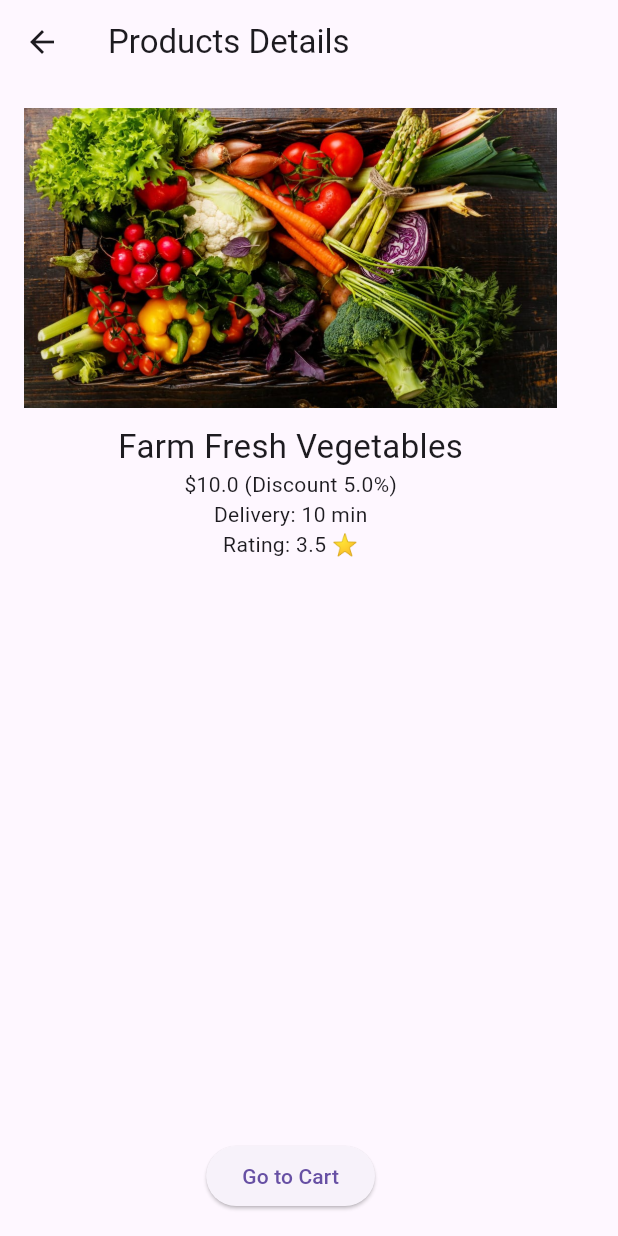
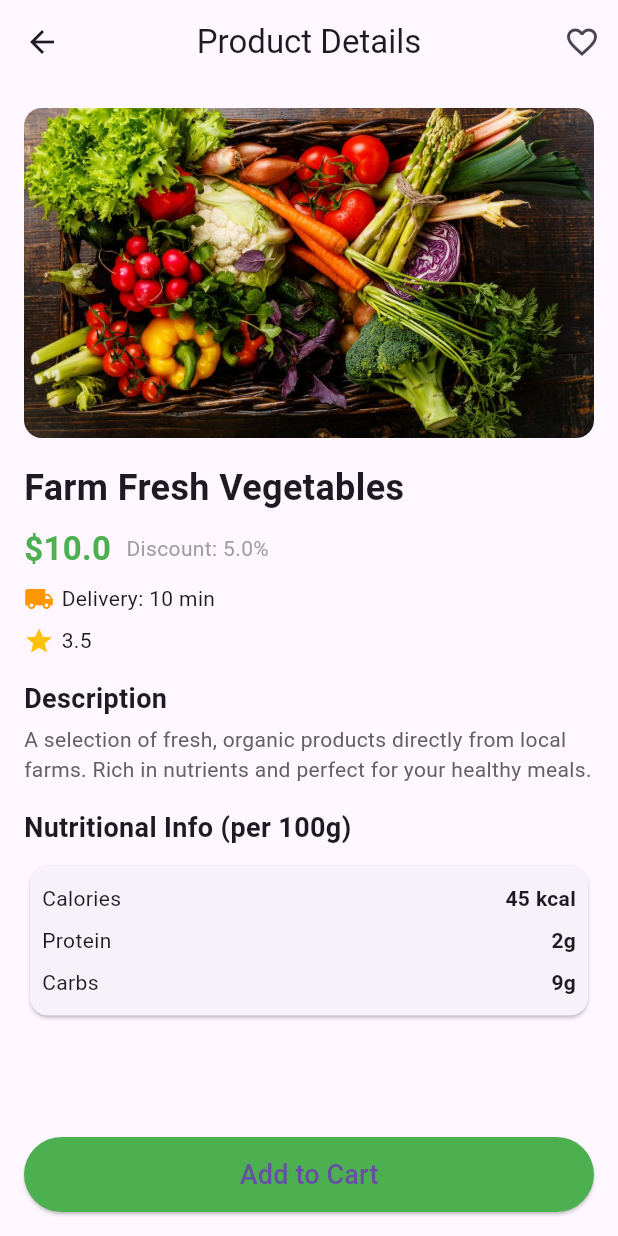
Before and after one commit to Shrushti-Mendhe/grocery_app_ui, a Flutter app: the ProductDetailScreen screen opened directly with sample values from the repository, on a phone screen of 412 x 824 dp. Run offline on Flutter 3.47's test engine with Material 3 defaults, Android fonts, the phone set to English and light mode, and no system bars; our stand-ins replace go_router.

Commit message:
Redesigned product details screen with improved UI

```diff
--- a/lib/app_router.dart
+++ b/lib/app_router.dart
@@ -1,4 +1,3 @@
-import 'package:flutter/material.dart';
 import 'package:go_router/go_router.dart';
 import 'screens/home_screen.dart';
 import 'screens/product_detail_screen.dart';
--- a/lib/main.dart
+++ b/lib/main.dart
@@ -6,6 +6,8 @@ void main() {
 }
 
 class MyApp extends StatelessWidget {
+  const MyApp({super.key});
+
   @override
   Widget build(BuildContext context) {
     return MaterialApp.router(
--- a/lib/screens/cart_screen.dart
+++ b/lib/screens/cart_screen.dart
@@ -1,6 +1,8 @@
 import 'package:flutter/material.dart';
 
 class CartScreen extends StatelessWidget {
+  const CartScreen({super.key});
+
   @override
   Widget build(BuildContext context) {
     // This is just a placeholder cart screen UI
--- a/lib/screens/home_screen.dart
+++ b/lib/screens/home_screen.dart
@@ -4,6 +4,8 @@ import '../widgets/product_card.dart';
 import '../widgets/bottom_nav_bar.dart';
 
 class HomeScreen extends StatelessWidget {
+  const HomeScreen({super.key});
+
   @override
   Widget build(BuildContext context) {
     final products = Product.sampleProducts;
--- a/lib/screens/product_detail_screen.dart
+++ b/lib/screens/product_detail_screen.dart
@@ -5,32 +5,129 @@ import '../models/product.dart';
 class ProductDetailScreen extends StatelessWidget {
   final Product product;
 
-  ProductDetailScreen({required this.product});
+  const ProductDetailScreen({super.key, required this.product});
 
   @override
   Widget build(BuildContext context) {
     return Scaffold(
-      appBar: AppBar(title: Text('Products Details')),
-      body: Padding(
+      appBar: AppBar(
+        title: Text('Product Details'),
+        centerTitle: true,
+        actions: [
+          IconButton(icon: Icon(Icons.favorite_border), onPressed: () {}),
+        ],
+      ),
+
+      body: SingleChildScrollView(
         padding: const EdgeInsets.all(16.0),
         child: Column(
+          crossAxisAlignment: CrossAxisAlignment.start,
           children: [
-            Image.asset(product.imageUrl, height: 200),
-            SizedBox(height: 10),
-            Text(product.name, style: TextStyle(fontSize: 22)),
-            Text('\$${product.price} (Discount ${product.discount}%)'),
-            Text('Delivery: ${product.deliveryTime}'),
-            Text('Rating: ${product.rating} ⭐'),
-            Spacer(),
-            ElevatedButton(
-              onPressed: () {
-                context.go('/cart');
-              },
-              child: Text('Go to Cart'),
+            ClipRRect(
+              borderRadius: BorderRadius.circular(12),
+              child: Image.asset(
+                product.imageUrl,
+                height: 220,
+                width: double.infinity,
+                fit: BoxFit.cover,
+              ),
+            ),
+            SizedBox(height: 16),
+            Text(
+              product.name,
+              style: TextStyle(fontSize: 24, fontWeight: FontWeight.bold),
+            ),
+            SizedBox(height: 8),
+            Row(
+              children: [
+                Text(
+                  '\$${product.price}',
+                  style: TextStyle(
+                    fontSize: 22,
+                    color: Colors.green,
+                    fontWeight: FontWeight.bold,
+                  ),
+                ),
+                SizedBox(width: 10),
+                Text(
+                  'Discount: ${product.discount}%',
+                  style: TextStyle(color: Colors.grey),
+                ),
+              ],
+            ),
+            SizedBox(height: 8),
+            Row(
+              children: [
+                Icon(Icons.local_shipping, color: Colors.orange, size: 20),
+                SizedBox(width: 5),
+                Text('Delivery: ${product.deliveryTime}'),
+              ],
+            ),
+            SizedBox(height: 8),
+            Row(
+              children: [
+                Icon(Icons.star, color: Colors.amber, size: 20),
+                SizedBox(width: 5),
+                Text('${product.rating}'),
+              ],
+            ),
+            SizedBox(height: 16),
+            Text(
+              "Description",
+              style: TextStyle(fontWeight: FontWeight.bold, fontSize: 18),
+            ),
+            SizedBox(height: 4),
+            Text(
+              "A selection of fresh, organic products directly from local farms. Rich in nutrients and perfect for your healthy meals. ",
+              style: TextStyle(color: Colors.grey[700]),
+            ),
+            SizedBox(height: 16),
+            Text(
+              "Nutritional Info (per 100g)",
+              style: TextStyle(fontWeight: FontWeight.bold, fontSize: 18),
+            ),
+            SizedBox(height: 8),
+            Card(
+              child: Padding(
+                padding: const EdgeInsets.all(8.0),
+                child: Column(
+                  children: [
+                    _buildNutritionRow("Calories", "45 kcal"),
+                    _buildNutritionRow("Protein", "2g"),
+                    _buildNutritionRow("Carbs", "9g"),
+                  ],
+                ),
+              ),
             ),
           ],
         ),
       ),
+      bottomNavigationBar: Padding(
+        padding: const EdgeInsets.all(16.0),
+        child: ElevatedButton(
+          style: ElevatedButton.styleFrom(
+            backgroundColor: Colors.green,
+            minimumSize: Size(double.infinity, 50),
+          ),
+          onPressed: () {
+            context.go('/cart');
+          },
+          child: Text("Add to Cart", style: TextStyle(fontSize: 18)),
+        ),
+      ),
+    );
+  }
+
+  Widget _buildNutritionRow(String label, String value) {
+    return Padding(
+      padding: const EdgeInsets.symmetric(vertical: 4.0),
+      child: Row(
+        mainAxisAlignment: MainAxisAlignment.spaceBetween,
+        children: [
+          Text(label),
+          Text(value, style: TextStyle(fontWeight: FontWeight.bold)),
+        ],
+      ),
     );
   }
 }
--- a/lib/widgets/bottom_nav_bar.dart
+++ b/lib/widgets/bottom_nav_bar.dart
@@ -1,6 +1,8 @@
 import 'package:flutter/material.dart';
 
 class BottomNavBar extends StatelessWidget {
+  const BottomNavBar({super.key});
+
   @override
   Widget build(BuildContext context) {
     return BottomNavigationBar(
--- a/lib/widgets/product_card.dart
+++ b/lib/widgets/product_card.dart
@@ -5,7 +5,7 @@ import '../models/product.dart';
 class ProductCard extends StatelessWidget {
   final Product product;
 
-  ProductCard({required this.product});
+  const ProductCard({super.key, required this.product});
 
   @override
   Widget build(BuildContext context) {
```
